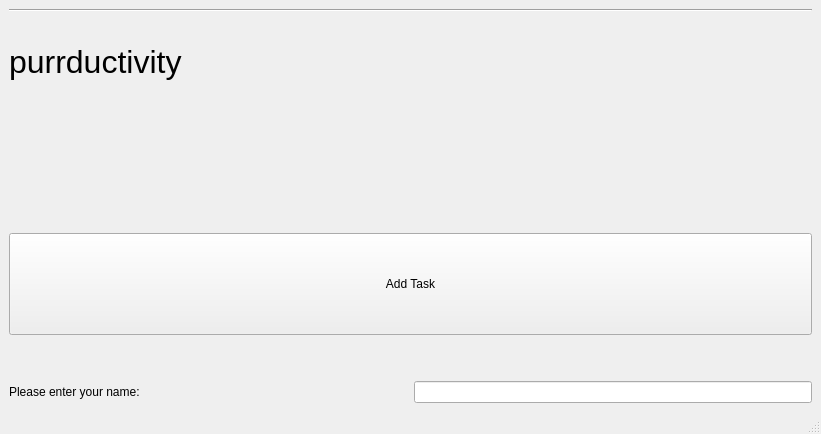
The window that src/view.ui (hardinger-kirin/cs330-mvc) describes before a commit, drawn with Qt 5.
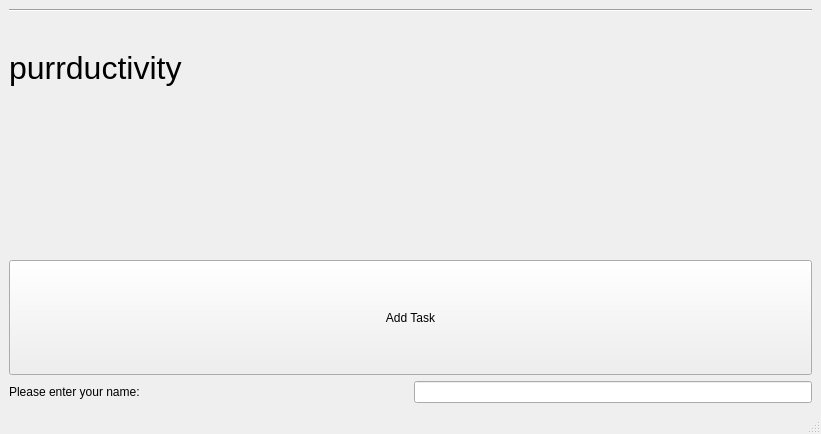
The same window after the commit.

Patch:
```diff
--- a/src/view.ui
+++ b/src/view.ui
@@ -104,7 +104,7 @@
          <string/>
         </property>
         <property name="alignment">
-         <set>Qt::AlignHCenter|Qt::AlignTop</set>
+         <set>Qt::AlignBottom|Qt::AlignHCenter</set>
         </property>
        </widget>
       </item>
@@ -125,22 +125,6 @@
         </item>
        </layout>
       </item>
-      <item>
-       <spacer name="verticalSpacer">
-        <property name="orientation">
-         <enum>Qt::Vertical</enum>
-        </property>
-        <property name="sizeType">
-         <enum>QSizePolicy::Minimum</enum>
-        </property>
-        <property name="sizeHint" stdset="0">
-         <size>
-          <width>20</width>
-          <height>40</height>
-         </size>
-        </property>
-       </spacer>
-      </item>
       <item>
        <layout class="QHBoxLayout" name="horizontalLayout_3">
         <item>
```
